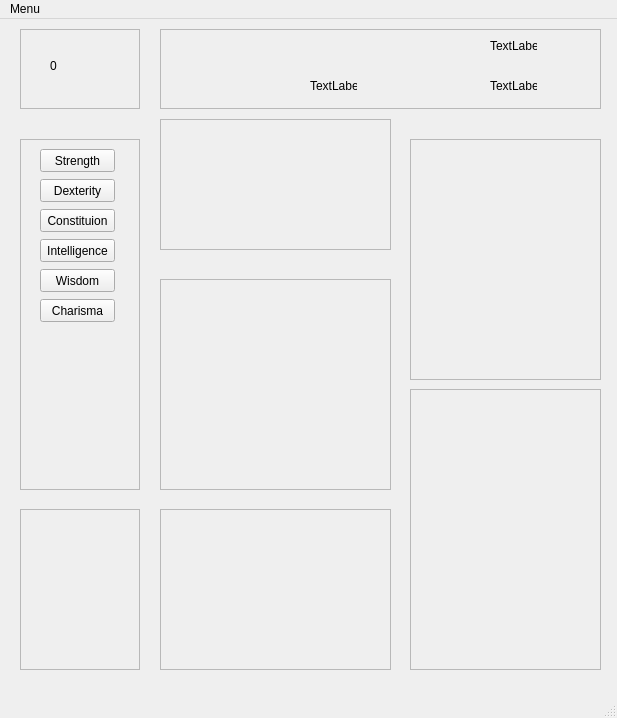
Before: the Qt Designer form UI/character_sheet.ui in andrianl/dndplay, drawn with Qt 5.
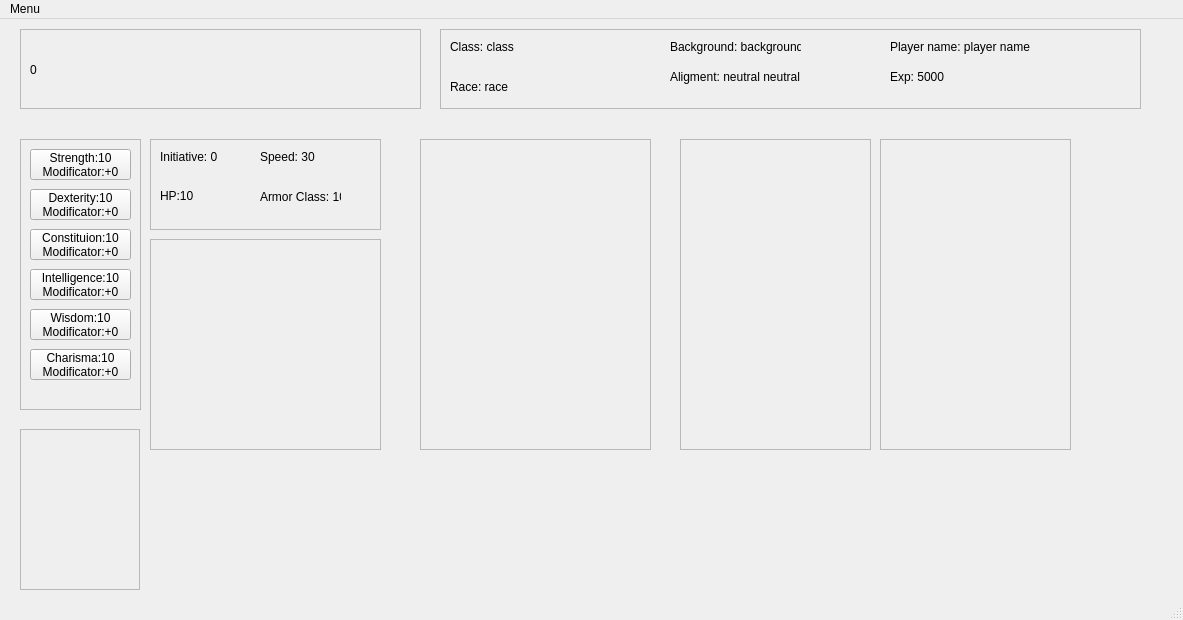
After: the same form once the commit is applied.

Commit message: improved ui with main stats, reworked armor_class

```diff
--- a/UI/character_sheet.ui
+++ b/UI/character_sheet.ui
@@ -6,8 +6,8 @@
    <rect>
     <x>0</x>
     <y>0</y>
-    <width>617</width>
-    <height>718</height>
+    <width>1183</width>
+    <height>620</height>
    </rect>
   </property>
   <property name="windowTitle">
@@ -19,8 +19,8 @@
      <rect>
       <x>20</x>
       <y>120</y>
-      <width>120</width>
-      <height>351</height>
+      <width>121</width>
+      <height>271</height>
      </rect>
     </property>
     <property name="frameShape">
@@ -32,88 +32,94 @@
     <widget class="QPushButton" name="strength_button">
      <property name="geometry">
       <rect>
-       <x>20</x>
+       <x>10</x>
        <y>10</y>
-       <width>75</width>
-       <height>23</height>
+       <width>101</width>
+       <height>31</height>
       </rect>
      </property>
      <property name="text">
-      <string>Strength</string>
+      <string>Strength:10
+Modificator:+0</string>
      </property>
     </widget>
     <widget class="QPushButton" name="dexterity_button">
      <property name="geometry">
       <rect>
-       <x>20</x>
-       <y>40</y>
-       <width>75</width>
-       <height>23</height>
+       <x>10</x>
+       <y>50</y>
+       <width>101</width>
+       <height>31</height>
       </rect>
      </property>
      <property name="text">
-      <string>Dexterity</string>
+      <string>Dexterity:10
+Modificator:+0</string>
      </property>
     </widget>
     <widget class="QPushButton" name="constituion_button">
      <property name="geometry">
       <rect>
-       <x>20</x>
-       <y>70</y>
-       <width>75</width>
-       <height>23</height>
+       <x>10</x>
+       <y>90</y>
+       <width>101</width>
+       <height>31</height>
       </rect>
      </property>
      <property name="text">
-      <string>Constituion</string>
+      <string>Constituion:10
+Modificator:+0</string>
      </property>
     </widget>
     <widget class="QPushButton" name="intelligence_button">
      <property name="geometry">
       <rect>
-       <x>20</x>
-       <y>100</y>
-       <width>75</width>
-       <height>23</height>
-      </rect>
-     </property>
-     <property name="text">
-      <string>Intelligence</string>
-     </property>
-    </widget>
-    <widget class="QPushButton" name="wisdom_button">
-     <property name="geometry">
-      <rect>
-       <x>20</x>
+       <x>10</x>
        <y>130</y>
-       <width>75</width>
-       <height>23</height>
+       <width>101</width>
+       <height>31</height>
       </rect>
      </property>
      <property name="text">
-      <string>Wisdom</string>
+      <string>Intelligence:10
+Modificator:+0</string>
+     </property>
+    </widget>
+    <widget class="QPushButton" name="wisdom_button">
+     <property name="geometry">
+      <rect>
+       <x>10</x>
+       <y>170</y>
+       <width>101</width>
+       <height>31</height>
+      </rect>
+     </property>
+     <property name="text">
+      <string>Wisdom:10
+Modificator:+0</string>
      </property>
     </widget>
     <widget class="QPushButton" name="charisma_button">
      <property name="geometry">
       <rect>
-       <x>20</x>
-       <y>160</y>
-       <width>75</width>
-       <height>23</height>
+       <x>10</x>
+       <y>210</y>
+       <width>101</width>
+       <height>31</height>
       </rect>
      </property>
      <property name="text">
-      <string>Charisma</string>
+      <string>Charisma:10
+Modificator:+0</string>
      </property>
     </widget>
    </widget>
    <widget class="QFrame" name="basic">
     <property name="geometry">
      <rect>
-      <x>160</x>
+      <x>440</x>
       <y>10</y>
-      <width>441</width>
+      <width>701</width>
       <height>80</height>
      </rect>
     </property>
@@ -128,12 +134,12 @@
       <rect>
        <x>10</x>
        <y>10</y>
-       <width>71</width>
+       <width>101</width>
        <height>16</height>
       </rect>
      </property>
      <property name="text">
-      <string/>
+      <string>Class: class</string>
      </property>
     </widget>
     <widget class="QLabel" name="race_lbl">
@@ -141,74 +147,74 @@
       <rect>
        <x>10</x>
        <y>50</y>
-       <width>51</width>
+       <width>111</width>
        <height>16</height>
       </rect>
      </property>
      <property name="text">
-      <string/>
+      <string>Race: race</string>
      </property>
     </widget>
     <widget class="QLabel" name="background_lbl">
      <property name="geometry">
       <rect>
-       <x>150</x>
+       <x>230</x>
        <y>10</y>
-       <width>47</width>
-       <height>13</height>
+       <width>131</width>
+       <height>16</height>
       </rect>
      </property>
      <property name="text">
-      <string/>
+      <string>Background: background</string>
      </property>
     </widget>
     <widget class="QLabel" name="label_4">
      <property name="geometry">
       <rect>
-       <x>150</x>
-       <y>50</y>
-       <width>47</width>
-       <height>13</height>
+       <x>230</x>
+       <y>40</y>
+       <width>191</width>
+       <height>16</height>
       </rect>
      </property>
      <property name="text">
-      <string>TextLabel</string>
+      <string>Aligment: neutral neutral</string>
      </property>
     </widget>
     <widget class="QLabel" name="label_5">
      <property name="geometry">
       <rect>
-       <x>330</x>
+       <x>450</x>
        <y>10</y>
-       <width>47</width>
-       <height>13</height>
+       <width>221</width>
+       <height>16</height>
       </rect>
      </property>
      <property name="text">
-      <string>TextLabel</string>
+      <string>Player name: player name</string>
      </property>
     </widget>
     <widget class="QLabel" name="label_6">
      <property name="geometry">
       <rect>
-       <x>330</x>
-       <y>50</y>
-       <width>47</width>
-       <height>13</height>
+       <x>450</x>
+       <y>40</y>
+       <width>131</width>
+       <height>16</height>
       </rect>
      </property>
      <property name="text">
-      <string>TextLabel</string>
+      <string>Exp: 5000</string>
      </property>
     </widget>
    </widget>
    <widget class="QFrame" name="ph">
     <property name="geometry">
      <rect>
-      <x>160</x>
-      <y>100</y>
+      <x>150</x>
+      <y>120</y>
       <width>231</width>
-      <height>131</height>
+      <height>91</height>
      </rect>
     </property>
     <property name="frameShape">
@@ -220,53 +226,53 @@
     <widget class="QLabel" name="armor_class">
      <property name="geometry">
       <rect>
-       <x>20</x>
-       <y>20</y>
-       <width>47</width>
-       <height>13</height>
+       <x>110</x>
+       <y>50</y>
+       <width>81</width>
+       <height>16</height>
       </rect>
      </property>
      <property name="text">
-      <string/>
+      <string>Armor Class: 10</string>
      </property>
     </widget>
     <widget class="QLabel" name="initiative">
      <property name="geometry">
       <rect>
-       <x>100</x>
-       <y>20</y>
-       <width>47</width>
-       <height>13</height>
+       <x>10</x>
+       <y>10</y>
+       <width>71</width>
+       <height>16</height>
       </rect>
      </property>
      <property name="text">
-      <string/>
+      <string>Initiative: 0</string>
      </property>
     </widget>
     <widget class="QLabel" name="speed_2">
      <property name="geometry">
       <rect>
-       <x>170</x>
-       <y>20</y>
-       <width>47</width>
-       <height>13</height>
+       <x>110</x>
+       <y>10</y>
+       <width>81</width>
+       <height>16</height>
       </rect>
      </property>
      <property name="text">
-      <string/>
+      <string>Speed: 30</string>
      </property>
     </widget>
     <widget class="QLabel" name="hp">
      <property name="geometry">
       <rect>
-       <x>100</x>
-       <y>60</y>
+       <x>10</x>
+       <y>50</y>
        <width>47</width>
        <height>13</height>
       </rect>
      </property>
      <property name="text">
-      <string/>
+      <string>HP:10</string>
      </property>
      <property name="margin">
       <number>0</number>
@@ -276,8 +282,8 @@
    <widget class="QFrame" name="weapon">
     <property name="geometry">
      <rect>
-      <x>160</x>
-      <y>260</y>
+      <x>150</x>
+      <y>220</y>
       <width>231</width>
       <height>211</height>
      </rect>
@@ -292,10 +298,10 @@
    <widget class="QFrame" name="personality">
     <property name="geometry">
      <rect>
-      <x>410</x>
+      <x>880</x>
       <y>120</y>
       <width>191</width>
-      <height>241</height>
+      <height>311</height>
      </rect>
     </property>
     <property name="frameShape">
@@ -309,7 +315,7 @@
     <property name="geometry">
      <rect>
       <x>20</x>
-      <y>490</y>
+      <y>410</y>
       <width>120</width>
       <height>161</height>
      </rect>
@@ -324,10 +330,10 @@
    <widget class="QFrame" name="equipment">
     <property name="geometry">
      <rect>
-      <x>160</x>
-      <y>490</y>
+      <x>420</x>
+      <y>120</y>
       <width>231</width>
-      <height>161</height>
+      <height>311</height>
      </rect>
     </property>
     <property name="frameShape">
@@ -340,10 +346,10 @@
    <widget class="QFrame" name="feats">
     <property name="geometry">
      <rect>
-      <x>410</x>
-      <y>370</y>
+      <x>680</x>
+      <y>120</y>
       <width>191</width>
-      <height>281</height>
+      <height>311</height>
      </rect>
     </property>
     <property name="frameShape">
@@ -358,7 +364,7 @@
      <rect>
       <x>20</x>
       <y>10</y>
-      <width>120</width>
+      <width>401</width>
       <height>80</height>
      </rect>
     </property>
@@ -371,10 +377,10 @@
     <widget class="QLabel" name="dice_result">
      <property name="geometry">
       <rect>
-       <x>30</x>
-       <y>30</y>
-       <width>47</width>
-       <height>13</height>
+       <x>10</x>
+       <y>15</y>
+       <width>351</width>
+       <height>51</height>
       </rect>
      </property>
      <property name="text">
@@ -388,7 +394,7 @@
     <rect>
      <x>0</x>
      <y>0</y>
-     <width>617</width>
+     <width>1183</width>
      <height>21</height>
     </rect>
    </property>
```
Left out of the diff: 8 changed lines with no effect on the pictures. The commit also changes 7 other files.
